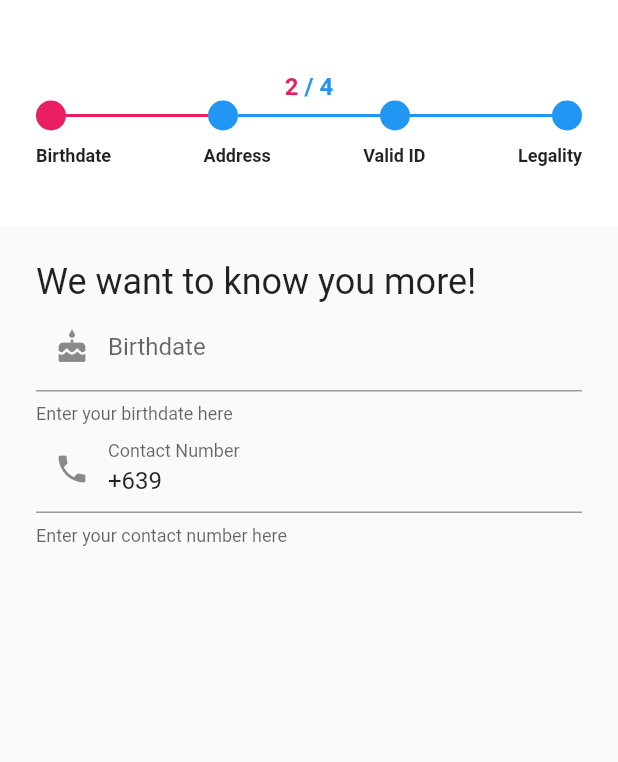
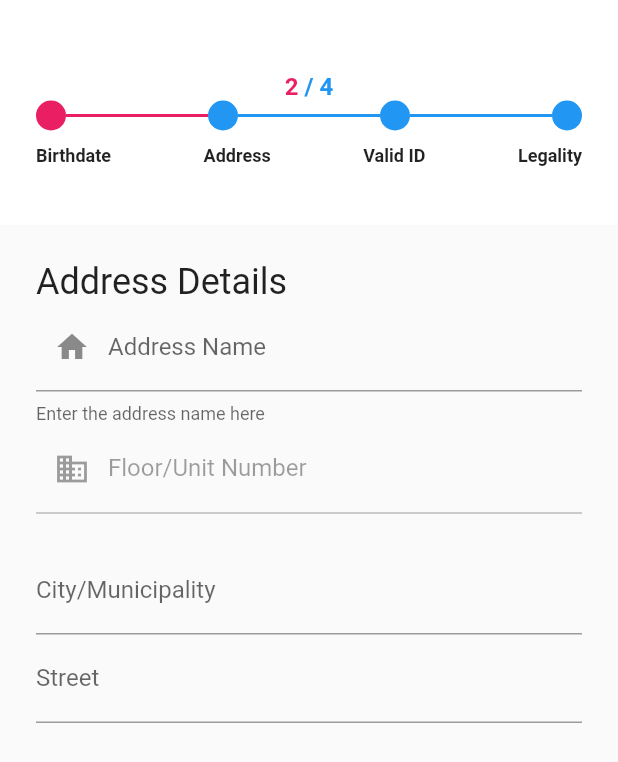
Before and after one commit to mrcprgt/renty, a Flutter app: the VerificationView screen opened directly, swiped to page 2, on a phone screen of 412 x 824 dp. Shown: the top 762 px of the screen. Run offline on Flutter 3.47's test engine with Material 2 defaults, Android fonts, the phone set to English and light mode, and no system bars; drawn by our look-alikes of flutter_form_builder; our stand-ins replace bottom_navy_bar, cached_network_image, cloud_firestore, cloud_functions, firebase_auth, firebase_messaging and 16 more; missing offline and left inert: flutter_picker, multi_image_picker; accounts and stored records are empty.

Commit message:
built address picker

```diff
--- a/lib/ui/views/verification_view.dart
+++ b/lib/ui/views/verification_view.dart
@@ -1,11 +1,17 @@
+import 'dart:convert';
+
 import 'package:flutter/services.dart';
+import 'package:flutter_chips_input/flutter_chips_input.dart';
 import 'package:intl/intl.dart';
 import 'package:flutter/material.dart';
 import 'package:flutter_form_builder/flutter_form_builder.dart';
 import 'package:provider_architecture/viewmodel_provider.dart';
+import 'package:renty_crud_version/ui/shared/ui_helpers.dart';
 import 'package:renty_crud_version/ui/widgets/step_progress.dart';
 import 'package:renty_crud_version/viewmodels/verification_view_model.dart';
 import 'package:mask_text_input_formatter/mask_text_input_formatter.dart';
+import 'package:flutter_picker/flutter_picker.dart';
+import "../../constants/AddressData.dart";
 
 class VerificationView extends StatefulWidget {
   @override
@@ -14,8 +20,13 @@ class VerificationView extends StatefulWidget {
 
 class _VerificationViewState extends State<VerificationView> {
   final GlobalKey<FormBuilderState> _fbKey = GlobalKey<FormBuilderState>();
+  final PageController _pageController = new PageController();
   var maskTextInputFormatter = MaskTextInputFormatter(
       mask: "+639##-###-####", filter: {"#": RegExp(r'[0-9]')});
+  String cityValue, streetValue = "";
+  TextEditingController cityController,
+      streetController = new TextEditingController();
+
   @override
   Widget build(BuildContext context) {
     return ViewModelProvider<VerificationViewModel>.withConsumer(
@@ -32,6 +43,7 @@ class _VerificationViewState extends State<VerificationView> {
                   child: FormBuilder(
                     key: _fbKey,
                     child: PageView(
+                      controller: _pageController,
                       onPageChanged: (i) {
                         setState(() {
                           _curPage = i + 1;
@@ -39,7 +51,7 @@ class _VerificationViewState extends State<VerificationView> {
                       },
                       children: <Widget>[
                         _buildBirtdateForms(),
-                        _buildBirtdateForms(),
+                        _buildAddress(),
                         _buildBirtdateForms(),
                         _buildBirtdateForms(),
                       ],
@@ -65,6 +77,11 @@ class _VerificationViewState extends State<VerificationView> {
   TextStyle _stepStyle = TextStyle(fontSize: 12.0, fontWeight: FontWeight.bold);
   Size _safeAreaSize;
   int _curPage = 1;
+  List<DropdownMenuItem> occupations = [
+    DropdownMenuItem(child: Text("Student")),
+    DropdownMenuItem(child: Text("Unemployed")),
+    DropdownMenuItem(child: Text("Employed")),
+  ];
 
   StepProgressView _getStepProgress() {
     return StepProgressView(
@@ -87,7 +104,8 @@ class _VerificationViewState extends State<VerificationView> {
   }
 
   Widget _buildBirtdateForms() {
-    return Padding(
+    return SingleChildScrollView(
+      child: Padding(
         padding: const EdgeInsets.all(24.0),
         child: Column(
           children: <Widget>[
@@ -99,6 +117,22 @@ class _VerificationViewState extends State<VerificationView> {
                   style: TextStyle(fontSize: 24),
                 ),
               ],
+            ),
+            verticalSpaceSmall,
+            FormBuilderDropdown(
+              attribute: "occupation",
+              items: ['Male', 'Female', 'Other']
+                  .map((gender) =>
+                      DropdownMenuItem(value: gender, child: Text("$gender")))
+                  .toList(),
+              hint: Text("Gender"),
+              onChanged: (val) => _fbKey.currentState.saveAndValidate(),
+              decoration: InputDecoration(
+                  border: UnderlineInputBorder(),
+                  prefixIcon: Icon(Icons.person),
+                  fillColor: Colors.pink,
+                  //labelText: "Occupation",
+                  helperText: "Select your gender"),
             ),
             FormBuilderDateTimePicker(
               attribute: "birth_date",
@@ -112,6 +146,7 @@ class _VerificationViewState extends State<VerificationView> {
                   hintText: "--/--/----",
                   helperText: "Enter your birthdate here"),
             ),
+            verticalSpaceSmall,
             FormBuilderTextField(
               attribute: "contact_number",
               initialValue: "+639",
@@ -123,25 +158,106 @@ class _VerificationViewState extends State<VerificationView> {
                   fillColor: Colors.pink,
                   labelText: "Contact Number",
                   helperText: "Enter your contact number here"),
-          )
+            ),
+            verticalSpaceSmall,
           ],
+        ),
       ),
     );
   }
 
   Widget _buildAddress() {
-    return Padding(
+    return SingleChildScrollView(
+      child: Padding(
         padding: const EdgeInsets.all(24.0),
-        child: Column(children: <Widget>[
+        child: Column(
+          children: <Widget>[
             Row(
               mainAxisAlignment: MainAxisAlignment.start,
               children: <Widget>[
                 Text(
-                "We want to know you more!",
+                  "Address Details",
                   style: TextStyle(fontSize: 24),
                 ),
               ],
-          )
-        ]));
+            ),
+            FormBuilderTextField(
+              attribute: "address_name",
+              keyboardType: TextInputType.text,
+              decoration: InputDecoration(
+                  border: UnderlineInputBorder(),
+                  prefixIcon: Icon(Icons.home),
+                  fillColor: Colors.pink,
+                  labelText: "Address Name",
+                  helperText: "Enter the address name here"),
+            ),
+            FormBuilderTextField(
+              enabled: false,
+              attribute: "floor_unitno",
+              keyboardType: TextInputType.text,
+              decoration: InputDecoration(
+                  border: UnderlineInputBorder(),
+                  prefixIcon: Icon(Icons.business),
+                  fillColor: Colors.pink,
+                  labelText: "Floor/Unit Number",
+                  helperText: "Enter the floor or unit number here"),
+            ),
+            FormBuilderTextField(
+              attribute: "city_municipality",
+              keyboardType: TextInputType.text,
+              initialValue: cityValue,
+              onTap: () => showPickerModal(context, cityValue, streetValue,
+                  cityController, streetController),
+              focusNode: new AlwaysDisabledFocusNode(),
+              decoration: InputDecoration(
+                border: UnderlineInputBorder(),
+                fillColor: Colors.pink,
+                labelText: "City/Municipality",
+              ),
+            ),
+            FormBuilderTextField(
+              onTap: () => showPickerModal(context, cityValue, streetValue,
+                  cityController, streetController),
+              focusNode: new AlwaysDisabledFocusNode(),
+              attribute: "street",
+              keyboardType: TextInputType.text,
+              decoration: InputDecoration(
+                border: UnderlineInputBorder(),
+                fillColor: Colors.pink,
+                labelText: "Street",
+              ),
+            ),
+          ],
+        ),
+      ),
+    );
   }
 }
+
+showPickerModal(
+    BuildContext context,
+    String cityValue,
+    String streetValue,
+    TextEditingController cityController,
+    TextEditingController streetController) {
+  new Picker(
+      height: 300,
+      adapter: PickerDataAdapter<String>(
+          pickerdata: new JsonDecoder().convert(PickerData)),
+      changeToFirst: true,
+      hideHeader: false,
+      onConfirm: (Picker picker, List value) {
+        cityValue = picker.adapter.text
+            .replaceAll("[", "")
+            .split(",")[0]
+            .trim()
+            .toString();
+        streetValue = picker.adapter.text
+            .replaceAll("]", "")
+            .split(",")[1]
+            .trim()
+            .toString();
+
+        print(cityValue + "" + streetValue);
+      }).showModal(context);
+}
```
Also changed, not shown: lib/constants/AddressData.dart (added, +161 -0 lines), lib/constants/metro_naga_address.json (added, +160 -0 lines). Lines whose indentation alone changed are shown as unchanged.
